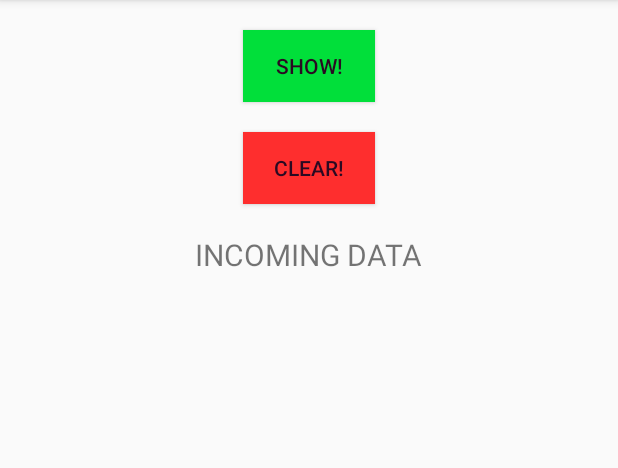
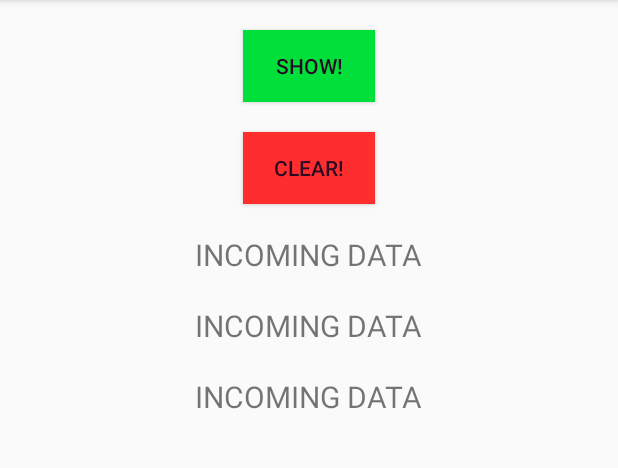
Before and after one commit to eduarddohr/unihack2019, an Android app: the screen it shows after launch (MainActivity), on a phone screen of 412 x 824 dp, the part 84-552 px from its top. Run offline under Robolectric (Android 15) with nearby library versions, the phone set to English and light mode, and no system bars; our stand-ins replace Volley.

Commit message:
debug improv

```diff
--- a/unihackBluetooth/Bluetooth/app/src/main/java/com/example/bluetooth/MainActivity.java
+++ b/unihackBluetooth/Bluetooth/app/src/main/java/com/example/bluetooth/MainActivity.java
@@ -41,7 +41,7 @@ import android.os.Bundle;
 public class MainActivity extends AppCompatActivity {
     private static final String TAG = "bluetooth";
     Button btnOn, btnOff;
-    TextView txtArduino;
+    TextView txtArduino, txtArduino2, txtArduino3;
     Handler h;
     final int RECIEVE_MESSAGE = 1;  // status pt.
     //private int flag=0;
@@ -61,7 +61,9 @@ public class MainActivity extends AppCompatActivity {
         setContentView(R.layout.layout); //aleg layout
         btnOn = (Button)findViewById(R.id.btnOn);   // buton led ON
         btnOff = (Button) findViewById(R.id.btnOff);  // buton led OFF
-        txtArduino = (TextView) findViewById(R.id.txtArduino);  // casuta unde primim datele
+        txtArduino = (TextView) findViewById(R.id.txtArduino);
+        txtArduino2 = (TextView) findViewById(R.id.txtArduino2);
+        txtArduino3 = (TextView) findViewById(R.id.txtArduino3);
 
         //updateBin(33.4f);
 
@@ -95,6 +97,9 @@ public class MainActivity extends AppCompatActivity {
 
                                     updateBin(Capacity);
                                     txtArduino.setText(String.valueOf(Capacity));
+                                    txtArduino2.setText(String.valueOf(distance));
+                                    txtArduino3.setText(String.valueOf(weight));
+
                                     btnOff.setEnabled(true);                                 //las butoanele sa se poata apasa
                                     btnOn.setEnabled(true);
                                 }
--- a/unihackBluetooth/Bluetooth/app/src/main/res/layout/layout.xml
+++ b/unihackBluetooth/Bluetooth/app/src/main/res/layout/layout.xml
@@ -36,4 +36,24 @@
         android:maxLines="10"
         android:textSize="20sp" />
 
+    <TextView
+        android:id="@+id/txtArduino2"
+        android:layout_width="wrap_content"
+        android:layout_height="wrap_content"
+        android:layout_gravity="center"
+        android:maxLines="10"
+        android:paddingTop="20dp"
+        android:text="INCOMING DATA"
+        android:textSize="20sp" />
+
+    <TextView
+        android:id="@+id/txtArduino3"
+        android:layout_width="wrap_content"
+        android:layout_height="wrap_content"
+        android:layout_gravity="center"
+        android:maxLines="10"
+        android:paddingTop="20dp"
+        android:text="INCOMING DATA"
+        android:textSize="20sp" />
+
 </LinearLayout>
```
